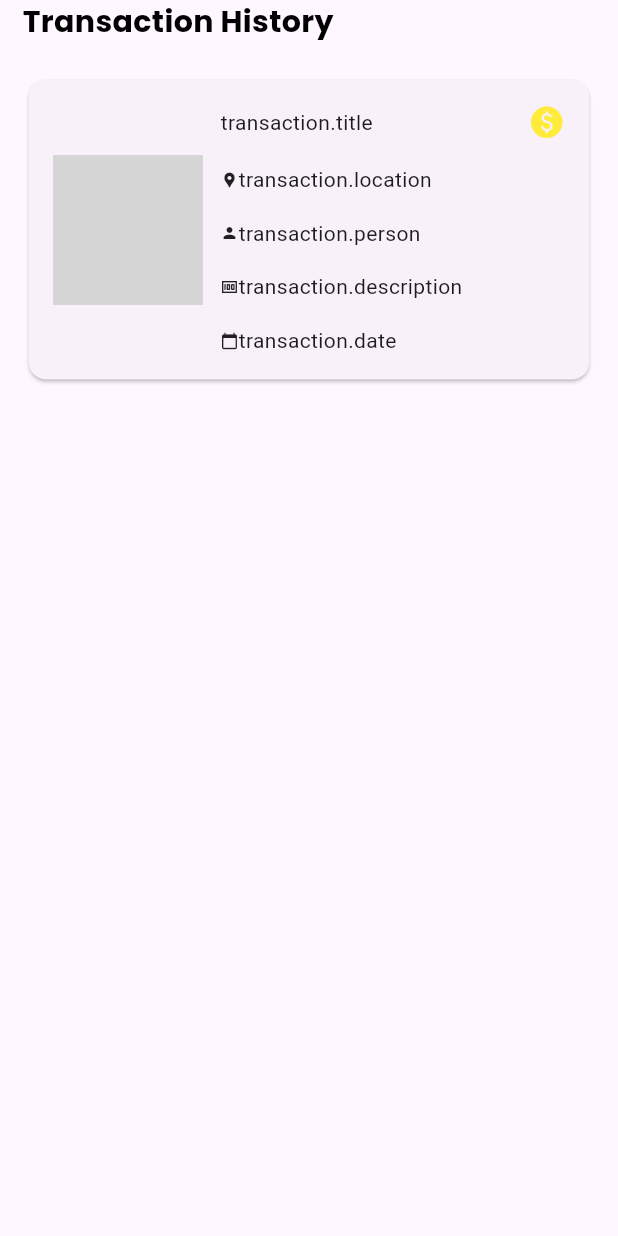
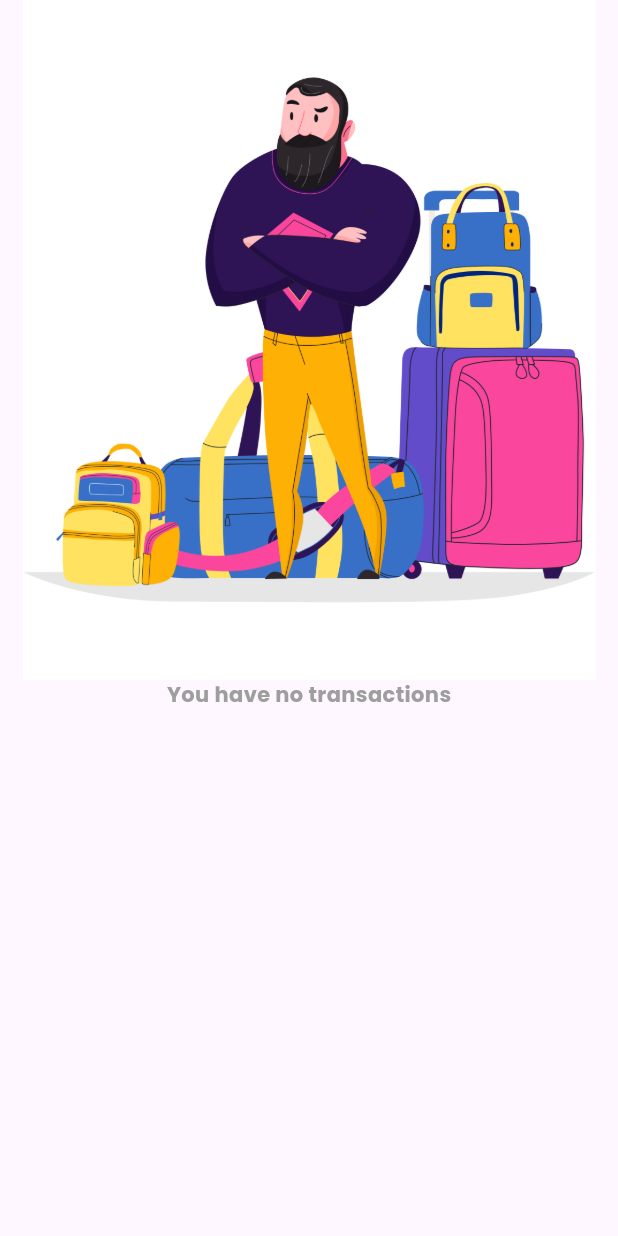
Before and after one commit to ErikBerryl0930/front-end-tripify, a Flutter app: the SectionTransaction screen opened directly, on a phone screen of 412 x 824 dp. Run offline on Flutter 3.47's test engine with Material 3 defaults, Android fonts, the phone set to English and light mode, and no system bars; our stand-ins replace after_layout, awesome_dialog, flutter_svg, google_fonts, shared_preferences; accounts and stored records are empty; network calls fail; grey boxes are pictures that could not be loaded.

Commit message:
transaction

```diff
--- /dev/null
+++ b/lib/model/transaction.dart
@@ -0,0 +1,17 @@
+class Transaction {
+  final int id;
+  final DateTime dateCheckin;
+  final String invoiceNumber;
+  final int qtyTicket;
+
+  Transaction({required this.id, required this.dateCheckin, required this.invoiceNumber, required this.qtyTicket});
+
+  factory Transaction.fromJson(Map<String, dynamic> json) {
+    return Transaction(
+      id: json['id'] ?? 0,
+      dateCheckin: json['date_checkin'] ?? '',
+      invoiceNumber: json['invoice_number'] ?? '',
+      qtyTicket: json['qty_ticket'] ?? 0
+    );
+  }
+}
--- a/lib/views/home/section_transaction.dart
+++ b/lib/views/home/section_transaction.dart
@@ -1,5 +1,9 @@
 import 'package:flutter/material.dart';
 import 'package:google_fonts/google_fonts.dart';
+
+import '../../functions/function_get.dart';
+import '../../functions/token_manager.dart';
+import '../../model/transaction.dart';
 
 class SectionTransaction extends StatefulWidget {
   const SectionTransaction({super.key});
@@ -8,7 +12,27 @@ class SectionTransaction extends StatefulWidget {
   State<SectionTransaction> createState() => _SectionTransactionState();
 }
 
+List<Transaction> transactions = [];
+
 class _SectionTransactionState extends State<SectionTransaction> {
+  @override
+  void initState() {
+    super.initState();
+    fetchTransaction();
+  }
+
+  Future<void> fetchTransaction() async {
+    try {
+      String? token = await TokenManager.getToken();
+      List<Transaction> fetchedTransactions = await getTransactions(token);
+      setState(() {
+        transactions = fetchedTransactions;
+      });
+    } catch (e) {
+      print('Error fetching user data: $e');
+    }
+  }
+
   @override
   Widget build(BuildContext context) {
     var width = MediaQuery.of(context).size.width;
@@ -19,19 +43,20 @@ class _SectionTransactionState extends State<SectionTransaction> {
           child: Column(
         crossAxisAlignment: CrossAxisAlignment.start,
         children: <Widget>[
-          Text(
-            'Transaction History',
-            style: GoogleFonts.poppins(
-                fontSize: 35 * width / 720,
-                fontWeight: FontWeight.bold,
-                color: Colors.black),
-          ),
+          // Text(
+          //   'Transaction History',
+          //   style: GoogleFonts.poppins(
+          //       fontSize: 35 * width / 720,
+          //       fontWeight: FontWeight.bold,
+          //       color: Colors.black),
+          // ),
           ListView.builder(
             // padding: const EdgeInsets.symmetric(horizontal: 30),
             shrinkWrap: true,
             physics: const NeverScrollableScrollPhysics(),
-            itemCount: 1,
+            itemCount: transactions.isNotEmpty ? transactions.length : 1,
             itemBuilder: (context, index) {
+              if (transactions.isNotEmpty) {
                 return Card(
                   child: Container(
                     height: 200,
@@ -39,32 +64,34 @@ class _SectionTransactionState extends State<SectionTransaction> {
                         const EdgeInsets.symmetric(vertical: 8, horizontal: 16),
                     child: Row(
                       children: [
-                      Container(
-                        margin: const EdgeInsets.only(right: 12),
-                        height: 100,
-                        width: 100,
-                        decoration: BoxDecoration(
-                          borderRadius: BorderRadius.circular(12),
-                          image: const DecorationImage(
-                            image: NetworkImage(
-                                'https://images.unsplash.com/photo-1578469550956-0e16b69c6a3d?q=80&w=2006&auto=format&fit=crop&ixlib=rb-4.0.3&ixid=M3wxMjA3fDB8MHxwaG90by1wYWdlfHx8fGVufDB8fHx8fA%3D%3D'),
-                            fit: BoxFit.cover,
-                          ),
-                        ),
-                      ),
-                      const Expanded(
+                        // Container(
+                        //   margin: const EdgeInsets.only(right: 12),
+                        //   height: 100,
+                        //   width: 100,
+                        //   decoration: BoxDecoration(
+                        //     borderRadius: BorderRadius.circular(12),
+                        //     image: const DecorationImage(
+                        //       image: NetworkImage(
+                        //           'https://images.unsplash.com/photo-1578469550956-0e16b69c6a3d?q=80&w=2006&auto=format&fit=crop&ixlib=rb-4.0.3&ixid=M3wxMjA3fDB8MHxwaG90by1wYWdlfHx8fGVufDB8fHx8fA%3D%3D'),
+                        //       fit: BoxFit.cover,
+                        //     ),
+                        //   ),
+                        // ),
+                        Expanded(
                           child: Column(
                             crossAxisAlignment: CrossAxisAlignment.start,
                             mainAxisAlignment: MainAxisAlignment.spaceAround,
                             children: [
                               Row(
                                 // crossAxisAlignment: CrossAxisAlignment.end,
-                              mainAxisAlignment: MainAxisAlignment.spaceBetween,
+                                mainAxisAlignment:
+                                    MainAxisAlignment.spaceBetween,
                                 children: [
-                                Text(
-                                  'transaction.title',
-                                ),
-                                Row(
+                                  Text(transactions[index].invoiceNumber,
+                                      style: GoogleFonts.poppins(
+                                          fontWeight: FontWeight.bold,
+                                          color: Colors.black)),
+                                  const Row(
                                     children: [
                                       Icon(
                                         Icons.paid,
@@ -76,7 +103,7 @@ class _SectionTransactionState extends State<SectionTransaction> {
                                   ),
                                 ],
                               ),
-                            Row(
+                              const Row(
                                 children: [
                                   Icon(
                                     Icons.location_pin,
@@ -85,7 +112,7 @@ class _SectionTransactionState extends State<SectionTransaction> {
                                   Text('transaction.location'),
                                 ],
                               ),
-                            Row(
+                              const Row(
                                 children: [
                                   Icon(
                                     Icons.person,
@@ -94,7 +121,7 @@ class _SectionTransactionState extends State<SectionTransaction> {
                                   Text('transaction.person'),
                                 ],
                               ),
-                            Row(
+                              const Row(
                                 children: [
                                   Icon(
                                     Icons.money,
@@ -103,7 +130,7 @@ class _SectionTransactionState extends State<SectionTransaction> {
                                   Text('transaction.description'),
                                 ],
                               ),
-                            Row(
+                              const Row(
                                 children: [
                                   Icon(
                                     Icons.calendar_today,
@@ -119,6 +146,22 @@ class _SectionTransactionState extends State<SectionTransaction> {
                     ),
                   ),
                 );
+              } else {
+                return Column(
+                  children: [
+                    SizedBox(
+                      height: 0.55 * height,
+                      child: Image.asset('assets/images/no_transaction.jpg',
+                          fit: BoxFit.cover),
+                    ),
+                    Text(
+                      'You have no transactions',
+                      style: GoogleFonts.poppins(
+                          fontWeight: FontWeight.w700, color: Colors.grey),
+                    ),
+                  ],
+                );
+              }
             },
           ),
         ]
```
Also changed, not shown: lib/functions/function_get.dart (+29 -0 lines), assets/images/no_transaction.jpg (added). Lines whose indentation alone changed are shown as unchanged.
